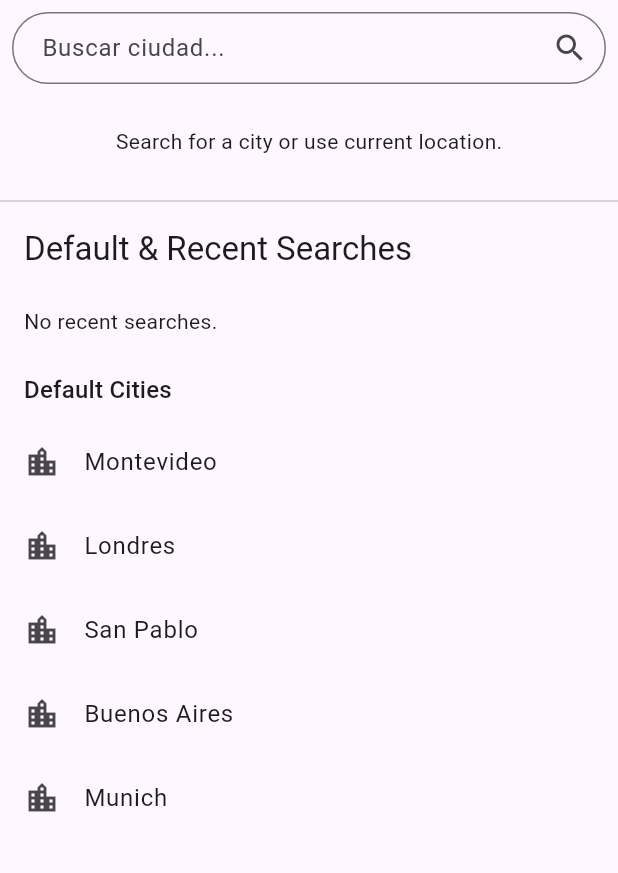
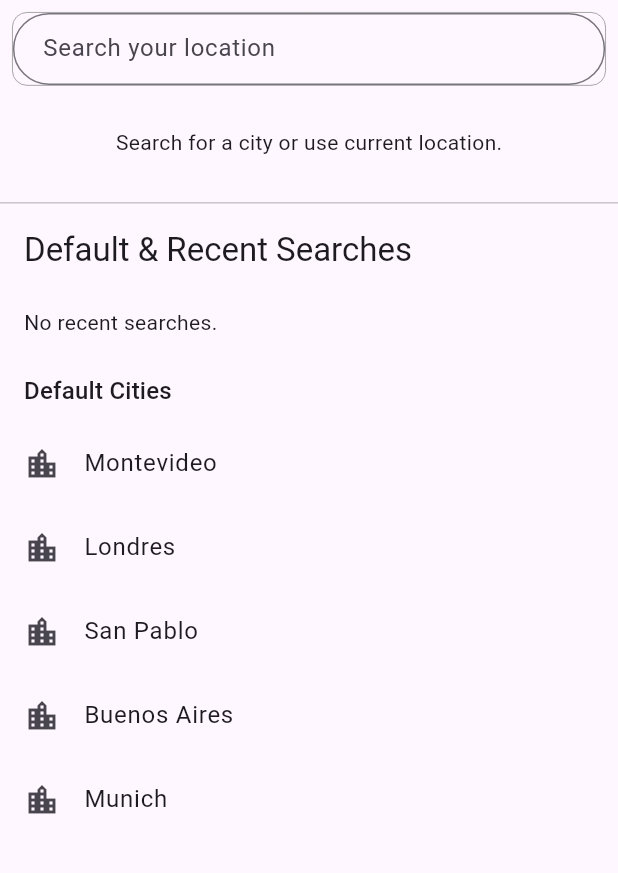
Before and after one commit to laroca1994/weather_app, a Flutter app: the screen it shows after launch, on a phone screen of 412 x 824 dp, the part 84-957 px from its top. Run offline on Flutter 3.47's test engine with Material 3 defaults, Android fonts, the phone set to English and light mode, and no system bars; drawn by our look-alikes of google_places_flutter; our stand-ins replace dio, drift, flutter_dotenv, flutter_riverpod, fpdart, freezed_annotation and 4 more; accounts and stored records are empty; generated files the repository leaves out were written again.

Commit message:
feat(search): replace CitySearchBar with GooglePlacesSearchBar

```diff
--- /dev/null
+++ b/devtools_options.yaml
@@ -0,0 +1,3 @@
+description: This file stores settings for Dart & Flutter DevTools.
+documentation: https://docs.flutter.dev/tools/devtools/extensions#configure-extension-enablement-states
+extensions:
--- a/lib/presentation/screens/home_screen.dart
+++ b/lib/presentation/screens/home_screen.dart
@@ -50,8 +50,8 @@ class HomeScreen extends ConsumerWidget {
         child: ListView(
           children: [
             // Use GooglePlacesSearchBar if implemented
-            CitySearchBar(
-              onSearch: (cityName) {
+            GooglePlacesSearchBar(
+              onPlaceSelected: (cityName) {
                 ref
                     .read(weatherNotifierProvider.notifier)
                     .fetchWeatherForCity(cityName);
--- a/lib/presentation/widgets/search_bar_widget.dart
+++ b/lib/presentation/widgets/search_bar_widget.dart
@@ -1,58 +1,58 @@
-import 'package:flutter/material.dart';
+// import 'package:flutter/material.dart';
 
-class CitySearchBar extends StatefulWidget {
-  final Function(String cityName) onSearch;
+// class CitySearchBar extends StatefulWidget {
+//   final Function(String cityName) onSearch;
 
-  const CitySearchBar({super.key, required this.onSearch});
+//   const CitySearchBar({super.key, required this.onSearch});
 
-  @override
-  State<CitySearchBar> createState() => _CitySearchBarState();
-}
+//   @override
+//   State<CitySearchBar> createState() => _CitySearchBarState();
+// }
 
-class _CitySearchBarState extends State<CitySearchBar> {
-  final _textController = TextEditingController();
+// class _CitySearchBarState extends State<CitySearchBar> {
+//   final _textController = TextEditingController();
 
-  @override
-  void dispose() {
-    _textController.dispose();
-    super.dispose();
-  }
+//   @override
+//   void dispose() {
+//     _textController.dispose();
+//     super.dispose();
+//   }
 
-  void _submit() {
-    if (_textController.text.isNotEmpty) {
-      widget.onSearch(_textController.text);
-      // _textController.clear(); // Optional: clear after search
-      FocusScope.of(context).unfocus(); // Hide keyboard
-    }
-  }
+//   void _submit() {
+//     if (_textController.text.isNotEmpty) {
+//       widget.onSearch(_textController.text);
+//       // _textController.clear(); // Optional: clear after search
+//       FocusScope.of(context).unfocus(); // Hide keyboard
+//     }
+//   }
 
-  @override
-  Widget build(BuildContext context) {
-    return Padding(
-      padding: const EdgeInsets.all(8.0),
-      child: TextField(
-        controller: _textController,
-        decoration: InputDecoration(
-          hintText: 'Buscar ciudad...',
-          border: OutlineInputBorder(borderRadius: BorderRadius.circular(25.0)),
-          suffixIcon: IconButton(
-            icon: const Icon(Icons.search),
-            onPressed: _submit,
-          ),
-          contentPadding: const EdgeInsets.symmetric(horizontal: 16.0),
-        ),
-        onSubmitted: (_) => _submit(),
-      ),
-    );
-  }
-}
+//   @override
+//   Widget build(BuildContext context) {
+//     return Padding(
+//       padding: const EdgeInsets.all(8.0),
+//       child: TextField(
+//         controller: _textController,
+//         decoration: InputDecoration(
+//           hintText: 'Buscar ciudad...',
+//           border: OutlineInputBorder(borderRadius: BorderRadius.circular(25.0)),
+//           suffixIcon: IconButton(
+//             icon: const Icon(Icons.search),
+//             onPressed: _submit,
+//           ),
+//           contentPadding: const EdgeInsets.symmetric(horizontal: 16.0),
+//         ),
+//         onSubmitted: (_) => _submit(),
+//       ),
+//     );
+//   }
+// }
 
 // TODO: Implement Google Places Search Bar.
 // For google_places_flutter package:
-/*
+
 import 'package:flutter/material.dart';
 import 'package:google_places_flutter/google_places_flutter.dart';
-import 'package:flutter_weather_app/core/constants/api_keys.dart';
+import 'package:wheater_app/core/constants/api_keys.dart';
 
 class GooglePlacesSearchBar extends StatelessWidget {
   final Function(String cityName) onPlaceSelected;
@@ -95,4 +95,3 @@ class GooglePlacesSearchBar extends StatelessWidget {
     );
   }
 }
-*/
```
Also changed, not shown: pubspec.yaml (+8 -8 lines), pubspec.lock, 1 other file.
